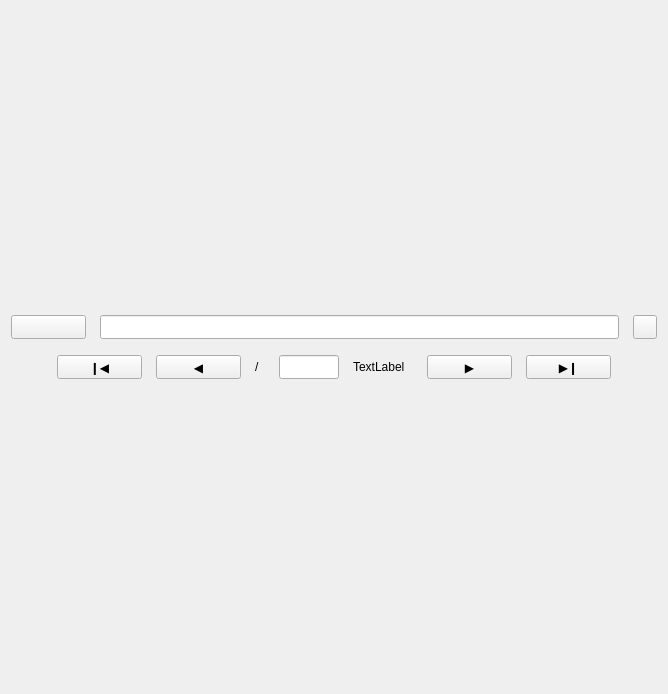
Qt form difference_viewer/resources/page.ui (blue-no/difference-viewer) before a commit.
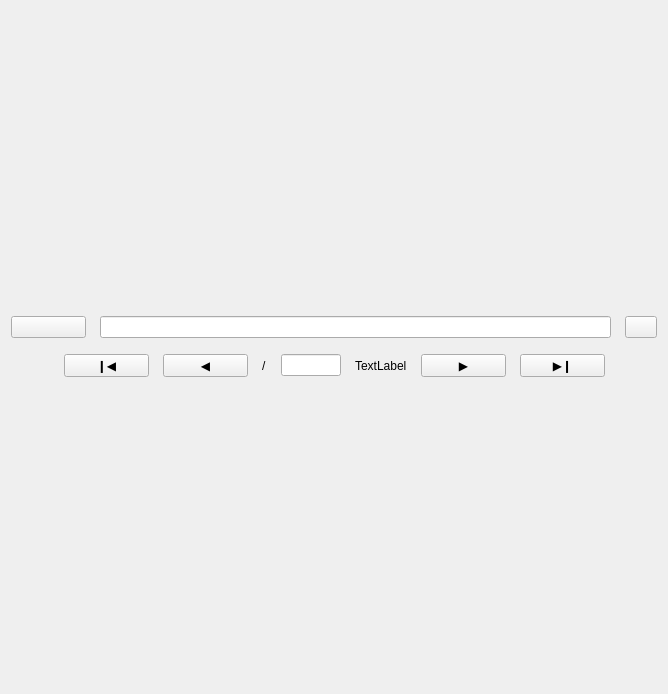
The same form after that commit.

```diff
--- a/difference_viewer/resources/page.ui
+++ b/difference_viewer/resources/page.ui
@@ -32,16 +32,10 @@
        </property>
        <item>
         <widget class="QPushButton" name="btnSelectFile">
-         <property name="sizePolicy">
-          <sizepolicy hsizetype="Preferred" vsizetype="Fixed">
-           <horstretch>0</horstretch>
-           <verstretch>0</verstretch>
-          </sizepolicy>
-         </property>
          <property name="minimumSize">
           <size>
            <width>75</width>
-           <height>24</height>
+           <height>0</height>
           </size>
          </property>
          <property name="toolTip">
@@ -54,24 +48,6 @@
        </item>
        <item>
         <widget class="QLineEdit" name="txtFilePath">
-         <property name="sizePolicy">
-          <sizepolicy hsizetype="Expanding" vsizetype="Fixed">
-           <horstretch>0</horstretch>
-           <verstretch>0</verstretch>
-          </sizepolicy>
-         </property>
-         <property name="minimumSize">
-          <size>
-           <width>0</width>
-           <height>24</height>
-          </size>
-         </property>
-         <property name="maximumSize">
-          <size>
-           <width>16777215</width>
-           <height>24</height>
-          </size>
-         </property>
          <property name="readOnly">
           <bool>true</bool>
          </property>
@@ -79,22 +55,10 @@
        </item>
        <item>
         <widget class="QPushButton" name="btnReload">
-         <property name="sizePolicy">
-          <sizepolicy hsizetype="Preferred" vsizetype="Fixed">
-           <horstretch>0</horstretch>
-           <verstretch>0</verstretch>
-          </sizepolicy>
-         </property>
-         <property name="minimumSize">
-          <size>
-           <width>24</width>
-           <height>24</height>
-          </size>
-         </property>
          <property name="maximumSize">
           <size>
-           <width>24</width>
-           <height>24</height>
+           <width>32</width>
+           <height>16777215</height>
           </size>
          </property>
          <property name="toolTip">
@@ -134,16 +98,10 @@
        </item>
        <item>
         <widget class="QPushButton" name="btnTurnFirst">
-         <property name="sizePolicy">
-          <sizepolicy hsizetype="Preferred" vsizetype="Fixed">
-           <horstretch>0</horstretch>
-           <verstretch>0</verstretch>
-          </sizepolicy>
-         </property>
          <property name="minimumSize">
           <size>
            <width>85</width>
-           <height>24</height>
+           <height>0</height>
           </size>
          </property>
          <property name="toolTip">
@@ -156,16 +114,10 @@
        </item>
        <item>
         <widget class="QPushButton" name="btnTurnPrev">
-         <property name="sizePolicy">
-          <sizepolicy hsizetype="Preferred" vsizetype="Fixed">
-           <horstretch>0</horstretch>
-           <verstretch>0</verstretch>
-          </sizepolicy>
-         </property>
          <property name="minimumSize">
           <size>
            <width>85</width>
-           <height>24</height>
+           <height>0</height>
           </size>
          </property>
          <property name="toolTip">
@@ -181,24 +133,6 @@
        </item>
        <item>
         <widget class="QLabel" name="label">
-         <property name="sizePolicy">
-          <sizepolicy hsizetype="Preferred" vsizetype="Fixed">
-           <horstretch>0</horstretch>
-           <verstretch>0</verstretch>
-          </sizepolicy>
-         </property>
-         <property name="minimumSize">
-          <size>
-           <width>10</width>
-           <height>24</height>
-          </size>
-         </property>
-         <property name="maximumSize">
-          <size>
-           <width>10</width>
-           <height>24</height>
-          </size>
-         </property>
          <property name="text">
           <string>/</string>
          </property>
@@ -206,22 +140,10 @@
        </item>
        <item>
         <widget class="QLineEdit" name="txtCurPage">
-         <property name="sizePolicy">
-          <sizepolicy hsizetype="Expanding" vsizetype="Fixed">
-           <horstretch>0</horstretch>
-           <verstretch>0</verstretch>
-          </sizepolicy>
-         </property>
-         <property name="minimumSize">
-          <size>
-           <width>60</width>
-           <height>24</height>
-          </size>
-         </property>
          <property name="maximumSize">
           <size>
            <width>60</width>
-           <height>24</height>
+           <height>16777215</height>
           </size>
          </property>
          <property name="acceptDrops">
@@ -231,24 +153,6 @@
        </item>
        <item>
         <widget class="QLabel" name="lblTotalPage">
-         <property name="sizePolicy">
-          <sizepolicy hsizetype="Preferred" vsizetype="Fixed">
-           <horstretch>0</horstretch>
-           <verstretch>0</verstretch>
-          </sizepolicy>
-         </property>
-         <property name="minimumSize">
-          <size>
-           <width>60</width>
-           <height>24</height>
-          </size>
-         </property>
-         <property name="maximumSize">
-          <size>
-           <width>60</width>
-           <height>24</height>
-          </size>
-         </property>
          <property name="text">
           <string>TextLabel</string>
          </property>
@@ -256,16 +160,10 @@
        </item>
        <item>
         <widget class="QPushButton" name="btnTurnNext">
-         <property name="sizePolicy">
-          <sizepolicy hsizetype="Preferred" vsizetype="Fixed">
-           <horstretch>0</horstretch>
-           <verstretch>0</verstretch>
-          </sizepolicy>
-         </property>
          <property name="minimumSize">
           <size>
            <width>85</width>
-           <height>24</height>
+           <height>0</height>
           </size>
          </property>
          <property name="toolTip">
@@ -281,16 +179,10 @@
        </item>
        <item>
         <widget class="QPushButton" name="btnTurnLast">
-         <property name="sizePolicy">
-          <sizepolicy hsizetype="Preferred" vsizetype="Fixed">
-           <horstretch>0</horstretch>
-           <verstretch>0</verstretch>
-          </sizepolicy>
-         </property>
          <property name="minimumSize">
           <size>
            <width>85</width>
-           <height>24</height>
+           <height>0</height>
           </size>
          </property>
          <property name="toolTip">
```
